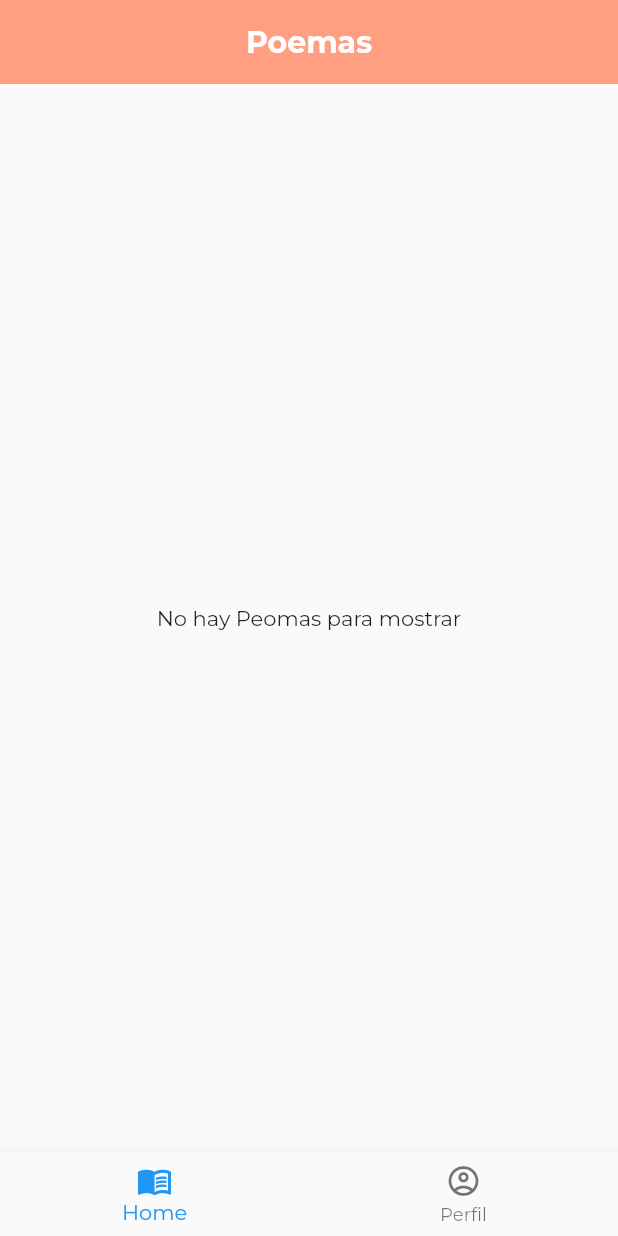
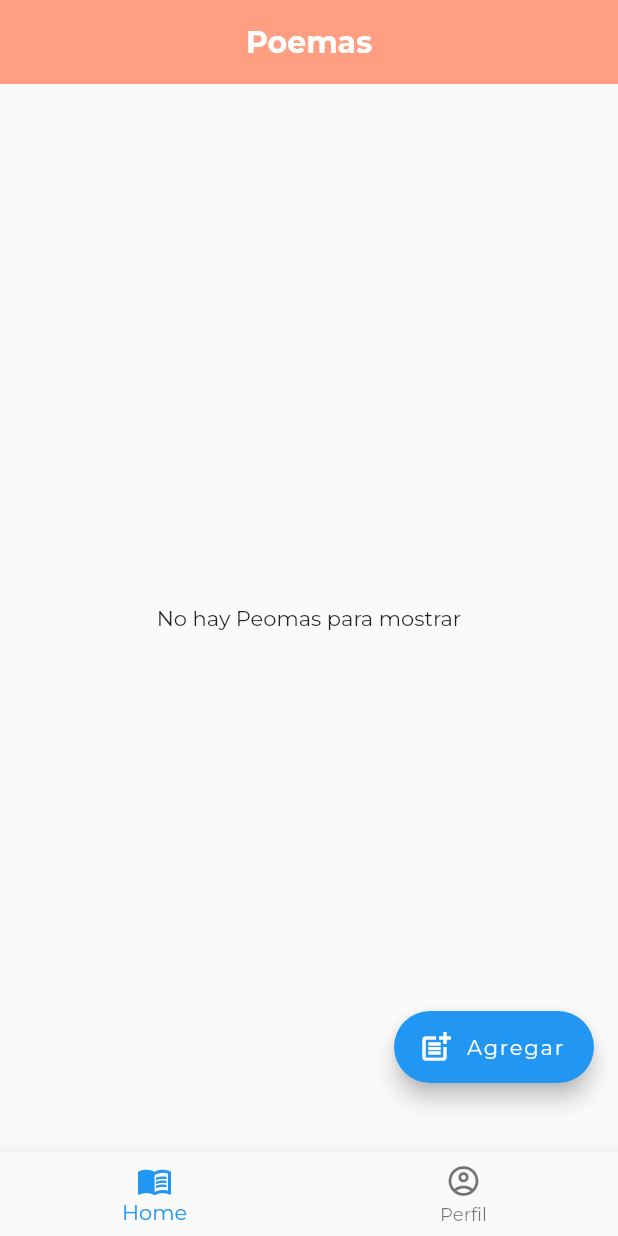
Before and after one commit to jtavio/poemasymas, a Flutter app: the screen it shows after launch, after a tap on "Iniciar sesión", after a tap on "Continuar como Visitante", on a phone screen of 412 x 824 dp. Run offline on Flutter 3.47's test engine with Material 2 defaults, Android fonts, the phone set to English and light mode, and no system bars; our stand-ins replace auto_size_text, bloc, cherry_toast, cloud_firestore, double_back_to_close_app, email_validator and 11 more; accounts and stored records are empty; network calls fail.

Commit message:
add nueva version 6, add boton añadir

```diff
--- a/lib/ad_state.dart
+++ b/lib/ad_state.dart
@@ -6,8 +6,10 @@ class AdState {
   static String get bannerUnitId {
     if (Platform.isAndroid) {
       return Constants.bannerAdUnitId; // test unit id
+    } else if (Platform.isIOS) {
+      return Constants.bannerAdUnitId; // test unit id
     } else {
-      return Constants.bannerAdUnitId; // test unit id
+      throw new UnsupportedError('Unsupported platform');
     }
   }
 
--- a/lib/constants.dart
+++ b/lib/constants.dart
@@ -14,5 +14,5 @@ class Constants {
   static const AppId = 'ca-app-pub-2793000965286035~3088628659';
 
   // Admob Banner Ad Unit Id (Replace this id with your admob banner ad unit id)
-  static const bannerAdUnitId = 'ca-app-pub-2793000965286035/6098522103';
+  static const bannerAdUnitId = 'ca-app-pub-2793000965286035/3892084602';
 }
--- a/lib/src/pages/add-poemas/add_poems.dart
+++ b/lib/src/pages/add-poemas/add_poems.dart
@@ -106,7 +106,7 @@ class _AppPoemasState extends State<AppPoemas> {
                       _addPoems
                     },
                     style: ElevatedButton.styleFrom(
-                        primary: Colors.deepOrangeAccent[100]),
+                        backgroundColor: Colors.deepOrangeAccent[100]),
                     child: const Text(
                       'Añadir Poema',
                       style: TextStyle(fontSize: 16),
--- a/lib/src/pages/profile/profile_user.dart
+++ b/lib/src/pages/profile/profile_user.dart
@@ -26,7 +26,6 @@ class _ProfileUserState extends State<ProfileUser> {
 
   @override
   void initState() {
-    // TODO: implement initState
     super.initState();
     user = FirebaseAuth.instance.currentUser;
   }
--- a/lib/src/pages/signin/sign-in.dart
+++ b/lib/src/pages/signin/sign-in.dart
@@ -214,7 +214,10 @@ class _SignInState extends State<SignIn> {
                             Navigator.of(context)
                                 .pushReplacementNamed(HomeAuthors.routeName);
                           },
-                          child: const Text("Continuar como Visitante"),
+                          child: const Text(
+                            "Continuar como Visitante",
+                            style: TextStyle(color: Colors.white),
+                          ),
                         ),
                       ],
                     ),
--- a/lib/src/widgets/init_poems.dart
+++ b/lib/src/widgets/init_poems.dart
@@ -2,10 +2,12 @@ import 'dart:async';
 
 import 'package:app_poemas/ad_state.dart';
 import 'package:app_poemas/src/bloc/blocs.dart';
+import 'package:app_poemas/src/pages/add-poemas/add_poems.dart';
 import 'package:app_poemas/src/pages/author-title/title_poem_test.dart';
 import 'package:app_poemas/src/pages/signin/sign-in.dart';
 import 'package:cloud_firestore/cloud_firestore.dart';
 import 'package:firebase_analytics/firebase_analytics.dart';
+import 'package:firebase_auth/firebase_auth.dart';
 import 'package:flutter/material.dart';
 import 'package:flutter_bloc/flutter_bloc.dart';
 import 'package:google_mobile_ads/google_mobile_ads.dart';
@@ -28,10 +30,11 @@ class InitPoems extends StatefulWidget {
 }
 
 class _InitPoemsState extends State<InitPoems> {
-  // ignore: unused_field
-  BannerAd? _bottomBannerAd;
-  // ignore: unused_field
-  bool _isBottomBannerAdLoaded = false;
+  static const AdRequest request = AdRequest();
+  late BannerAd _bannerAd;
+  bool _isBannerAdReady = false;
+  User? user;
+
   final Stream<QuerySnapshot> _usersStream =
       FirebaseFirestore.instance.collection('authors').snapshots();
 
@@ -41,26 +44,38 @@ class _InitPoemsState extends State<InitPoems> {
     super.initState();
     FirebaseAnalytics.instance.setCurrentScreen(
         screenName: 'HomeInitPoems', screenClassOverride: 'HomeInitPoems');
-    _bottomBannerAd = BannerAd(
-      adUnitId: AdState.bannerProdId,
+    _loadBannerAd();
+    user = FirebaseAuth.instance.currentUser;
+  }
+
+  void _loadBannerAd() {
+    _bannerAd = BannerAd(
+      adUnitId: AdState.bannerUnitId,
+      request: const AdRequest(),
       size: AdSize.largeBanner,
       listener: BannerAdListener(
         onAdLoaded: (_) {
           setState(() {
             print('onAdLoaded: true');
-            _isBottomBannerAdLoaded = true;
+            _isBannerAdReady = true;
           });
         },
-        onAdFailedToLoad: (ad, error) {
-          setState(() {
-            print('onAdLoaded: false');
-            _isBottomBannerAdLoaded = false;
-          });
+        onAdFailedToLoad: (ad, err) {
+          print('onAdLoaded: false');
+          print('onAdLoaded: false $err');
+          print('onAdLoaded: false $ad');
+          _isBannerAdReady = false;
           ad.dispose();
         },
       ),
-      request: const AdRequest(),
-    )..load();
+    );
+    _bannerAd.load();
+  }
+
+  @override
+  void dispose() {
+    super.dispose();
+    _bannerAd.dispose();
   }
 
   @override
@@ -199,23 +214,61 @@ class _InitPoemsState extends State<InitPoems> {
             ],
           ),
         ),
-        bottomNavigationBar: _isBottomBannerAdLoaded
+        floatingActionButton: Padding(
+          padding: const EdgeInsets.only(bottom: 30.0),
+          child: FloatingActionButton.extended(
+            onPressed: _actionButtonFloat,
+            icon: const Icon(Icons.post_add_outlined),
+            label: const Text('Agregar'),
+          ),
+        ),
+        bottomNavigationBar: _isBannerAdReady
             ? SizedBox(
-                height: _bottomBannerAd!.size.height.toDouble(),
-                width: _bottomBannerAd!.size.width.toDouble(),
+                height: _bannerAd.size.height.toDouble(),
+                width: _bannerAd.size.width.toDouble(),
                 //child: Text('hola mundo'),
-                child: AdWidget(ad: _bottomBannerAd!),
+                child: AdWidget(ad: _bannerAd),
               )
-            : SizedBox());
+            : const SizedBox());
   }
 
   Future _registerEventAnalyticsAuthorTitle(String index) async {
     await widget.analytics.logEvent(
-      name: 'authorTitle',
+      name: 'authorTitleHome',
       parameters: <String, dynamic>{
         'id': '$index',
       },
     );
     // mostrarMensaje('logEvent succeeded');
   }
+
+  void _actionButtonFloat() {
+    if (user != null) {
+      Navigator.of(context).push(
+        MaterialPageRoute(
+          builder: (context) => const AppPoemas(),
+        ),
+      );
+    } else {
+      showDialog(
+        context: context,
+        builder: (BuildContext context) {
+          //Here we will build the content of the dialog
+          return AlertDialog(
+            title: const Center(
+                child: Text(
+                    "Para agregar un poema debe registrarse o iniciar sesión")),
+            actions: <Widget>[
+              TextButton(
+                child: const Text("Continuar"),
+                onPressed: () {
+                  Navigator.of(context).pop();
+                },
+              )
+            ],
+          );
+        },
+      );
+    }
+  }
 }
--- a/pubspec.yaml
+++ b/pubspec.yaml
@@ -31,7 +31,7 @@ dependencies:
     sdk: flutter
   cupertino_icons: ^1.0.2
   bloc: ^8.1.0
-  flutter_bloc: ^8.0.1
+  flutter_bloc: ^8.1.1
   equatable: ^2.0.3
   http: ^0.13.5
   share_plus: ^4.0.10
```
Also changed, not shown: pubspec.lock, 1 other file.
